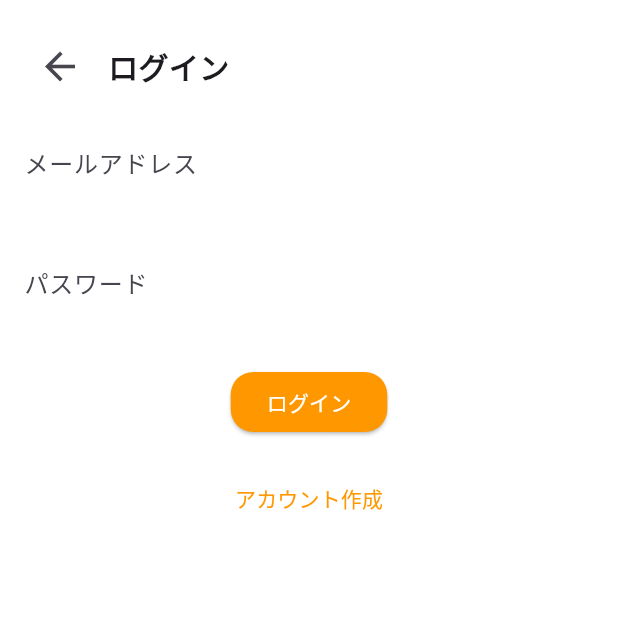
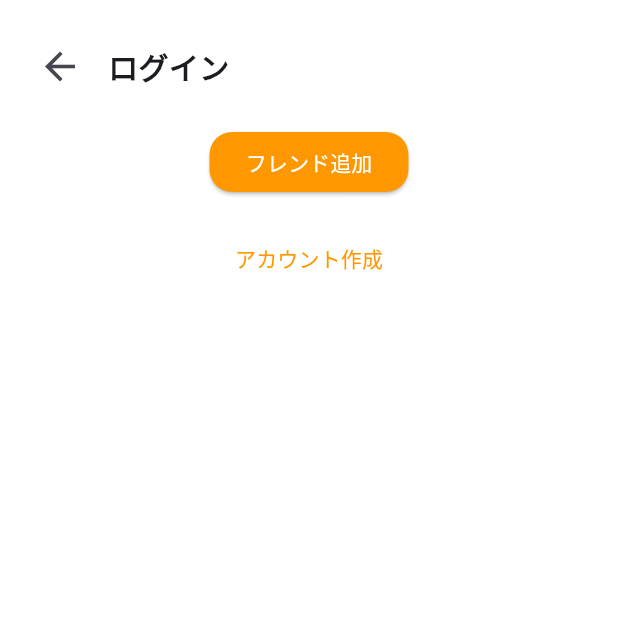
Before and after one commit to Ktento/breman-front, a Flutter app: the screen it shows after launch, after a tap on the "person" icon, on a phone screen of 412 x 824 dp, the top half of it. Run offline on Flutter 3.47's test engine with Material 3 defaults, Android fonts, the phone set to English and light mode, and no system bars.

Commit message:
フレンド追加画面

```diff
--- a/lib/add_friend.dart
+++ b/lib/add_friend.dart
@@ -30,25 +30,10 @@ class AddFriend extends StatelessWidget {
               ),
             ),
 
-            // その他のコンテンツをここに追加
-            Container(
-              padding: const EdgeInsets.all(16.0),
-              child: TextField(
-                decoration: InputDecoration(
-                    border: InputBorder.none, hintText: 'メールアドレス'), //メアド入力フォーム
-              ),
-            ),
-            Container(
-              padding: const EdgeInsets.all(16.0),
-              child: TextField(
-                decoration: InputDecoration(
-                    border: InputBorder.none, hintText: 'パスワード'), //パスワード入力フォーム
-              ),
-            ),
             Container(
               padding: const EdgeInsets.all(16.0),
               child: ElevatedButton(
-                child: const Text('ログイン'),
+                child: const Text('フレンド追加'),
                 style: ElevatedButton.styleFrom(
                   backgroundColor: Colors.orange,
                   foregroundColor: Colors.white,
--- a/lib/main.dart
+++ b/lib/main.dart
@@ -1,6 +1,7 @@
 import 'package:flutter/material.dart';
 import 'account_profile.dart';
 import 'login.dart';
+import 'add_friend.dart';
 
 bool login = false;
 
@@ -46,21 +47,12 @@ void main() {
                             color: const Color.fromRGBO(236, 212, 29, 1),
                           ),
                           onPressed: () {
-                            if (login == true) {
-                              print('アカウントボタンが押されました');
-                              Navigator.push(
-                                  context,
-                                  MaterialPageRoute(
-                                      // （2） 実際に表示するページ(ウィジェット)を指定する
-                                      builder: (context) => AccountProfile()));
-                            } else {
-                              print('アカウントボタンが押されました');
-                              Navigator.push(
-                                  context,
-                                  MaterialPageRoute(
-                                      // （2） 実際に表示するページ(ウィジェット)を指定する
-                                      builder: (context) => Login()));
-                            }
+                            print('アカウントボタンが押されました');
+                            Navigator.push(
+                                context,
+                                MaterialPageRoute(
+                                    // （2） 実際に表示するページ(ウィジェット)を指定する
+                                    builder: (context) => AddFriend()));
                           },
                         ),
                       ),
```
